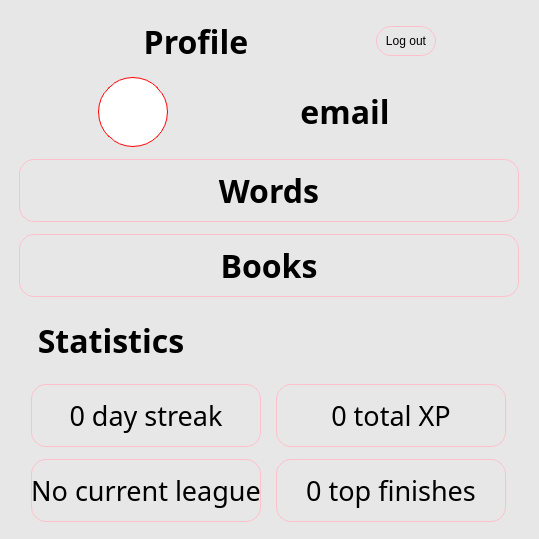
The window that profile.ui (sinfillo/SpeakSavvy) describes before a commit, drawn with Qt 5.
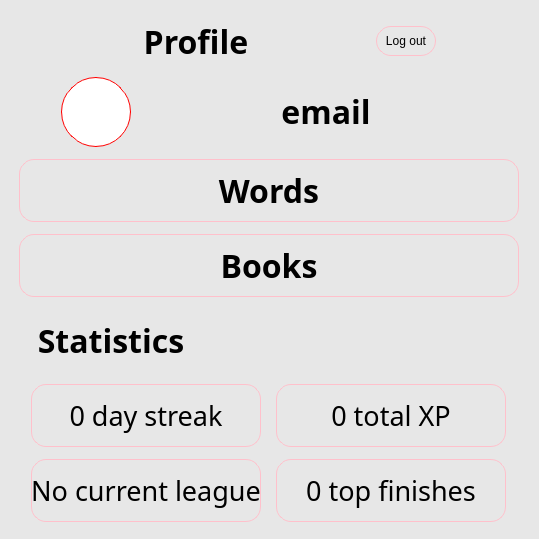
The same window after the commit.

Diff of the .ui file:
```diff
--- a/profile.ui
+++ b/profile.ui
@@ -1075,7 +1075,7 @@
       <widget class="QPushButton" name="label">
        <property name="minimumSize">
         <size>
-         <width>190</width>
+         <width>300</width>
          <height>63</height>
         </size>
        </property>
```
